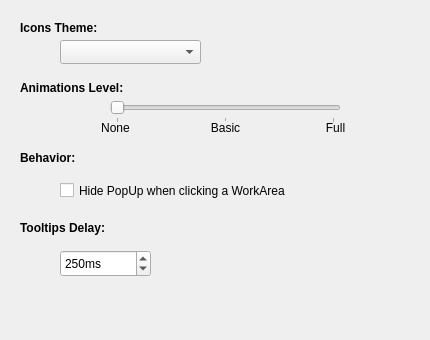
First picture: the form in src/config.ui, repository psifidotos/workflow-project, before the edit.
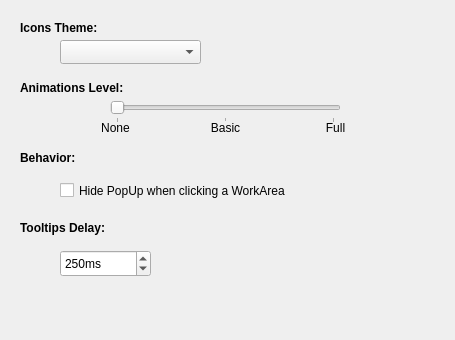
Second picture: the form after the edit.

Diff of the .ui file:
```diff
--- a/src/config.ui
+++ b/src/config.ui
@@ -6,7 +6,7 @@
    <rect>
     <x>0</x>
     <y>0</y>
-    <width>430</width>
+    <width>455</width>
     <height>340</height>
    </rect>
   </property>
@@ -18,7 +18,7 @@
   </property>
   <property name="minimumSize">
    <size>
-    <width>430</width>
+    <width>455</width>
     <height>340</height>
    </size>
   </property>
@@ -52,7 +52,7 @@
     <rect>
      <x>20</x>
      <y>80</y>
-     <width>291</width>
+     <width>391</width>
      <height>16</height>
     </rect>
    </property>
@@ -119,7 +119,7 @@
     <rect>
      <x>20</x>
      <y>150</y>
-     <width>241</width>
+     <width>381</width>
      <height>16</height>
     </rect>
    </property>
@@ -141,7 +141,7 @@
     <rect>
      <x>60</x>
      <y>180</y>
-     <width>381</width>
+     <width>391</width>
      <height>21</height>
     </rect>
    </property>
@@ -170,7 +170,7 @@
     <rect>
      <x>20</x>
      <y>20</y>
-     <width>321</width>
+     <width>381</width>
      <height>16</height>
     </rect>
    </property>
@@ -217,7 +217,7 @@
     <rect>
      <x>20</x>
      <y>220</y>
-     <width>241</width>
+     <width>391</width>
      <height>16</height>
     </rect>
    </property>
```
Left out of the diff: 2 changed lines with no effect on the pictures.
